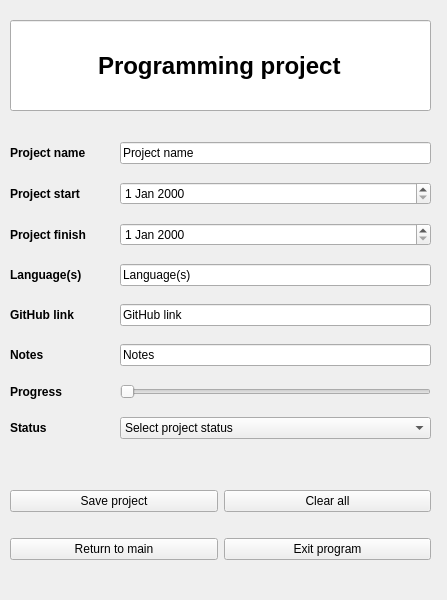
This is src/interface/programmingProjectEditor.ui in SimonJagerSwe/project_planner_1.0 as Qt 5 draws it before an edit. The edited form follows.
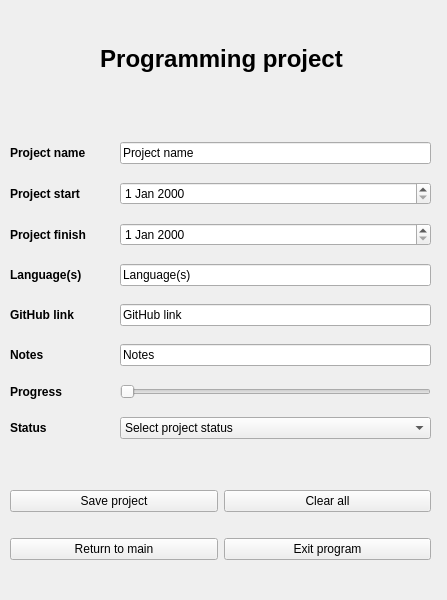
This is the edited form. Icons and pictures are not drawn.

Patch:
```diff
--- a/src/interface/programmingProjectEditor.ui
+++ b/src/interface/programmingProjectEditor.ui
@@ -17,28 +17,6 @@
    <iconset>
     <normaloff>../images/icon_16.png</normaloff>../images/icon_16.png</iconset>
   </property>
-  <widget class="QLineEdit" name="programmingHeader">
-   <property name="geometry">
-    <rect>
-     <x>10</x>
-     <y>20</y>
-     <width>421</width>
-     <height>91</height>
-    </rect>
-   </property>
-   <property name="font">
-    <font>
-     <pointsize>18</pointsize>
-     <bold>true</bold>
-    </font>
-   </property>
-   <property name="text">
-    <string>Programming project</string>
-   </property>
-   <property name="alignment">
-    <set>Qt::AlignmentFlag::AlignCenter</set>
-   </property>
-  </widget>
   <widget class="QWidget" name="layoutWidget">
    <property name="geometry">
     <rect>
@@ -296,6 +274,28 @@
     </item>
    </layout>
   </widget>
+  <widget class="QLabel" name="programmingLabel">
+   <property name="geometry">
+    <rect>
+     <x>16</x>
+     <y>23</y>
+     <width>411</width>
+     <height>71</height>
+    </rect>
+   </property>
+   <property name="font">
+    <font>
+     <pointsize>18</pointsize>
+     <bold>true</bold>
+    </font>
+   </property>
+   <property name="text">
+    <string>Programming project</string>
+   </property>
+   <property name="alignment">
+    <set>Qt::AlignmentFlag::AlignCenter</set>
+   </property>
+  </widget>
  </widget>
  <resources/>
  <connections/>
```
Left out of the diff: 16 changed lines with no effect on the pictures.
